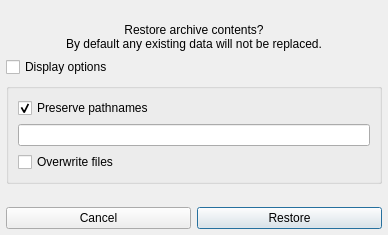
Above: restoredialog.ui from Tarsnap/tarsnap-gui before the change. Below: the same form after it.
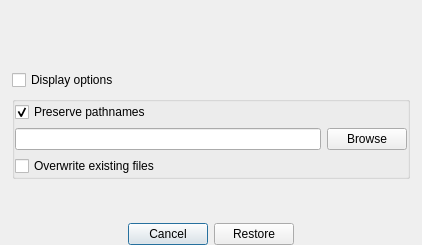
That is the form after the change. Icons and pictures are not drawn.

Commit message: Restore archive implementation.

Diff of the .ui file:
```diff
--- a/restoredialog.ui
+++ b/restoredialog.ui
@@ -6,12 +6,12 @@
    <rect>
     <x>0</x>
     <y>0</y>
-    <width>388</width>
-    <height>235</height>
+    <width>422</width>
+    <height>245</height>
    </rect>
   </property>
   <property name="windowTitle">
-   <string>Dialog</string>
+   <string>Restore archive</string>
   </property>
   <property name="styleSheet">
    <string notr="true">#RestoreDialog 
@@ -24,27 +24,53 @@
   </property>
   <layout class="QGridLayout" name="gridLayout">
    <property name="leftMargin">
-    <number>6</number>
+    <number>12</number>
    </property>
    <property name="topMargin">
-    <number>6</number>
+    <number>12</number>
    </property>
    <property name="rightMargin">
-    <number>6</number>
+    <number>12</number>
    </property>
    <property name="bottomMargin">
-    <number>6</number>
+    <number>0</number>
    </property>
    <item row="3" column="0" colspan="2">
     <widget class="QGroupBox" name="optionsGroupBox">
      <property name="title">
       <string/>
      </property>
-     <layout class="QVBoxLayout" name="verticalLayout">
-      <item>
-       <widget class="QCheckBox" name="presetPathsCheckBox">
+     <layout class="QGridLayout" name="gridLayout_2">
+      <property name="leftMargin">
+       <number>0</number>
+      </property>
+      <property name="topMargin">
+       <number>0</number>
+      </property>
+      <property name="rightMargin">
+       <number>0</number>
+      </property>
+      <property name="bottomMargin">
+       <number>0</number>
+      </property>
+      <item row="1" column="0">
+       <widget class="QLineEdit" name="chdirLineEdit">
         <property name="toolTip">
-         <string>Will extract to the specified dir if unchecked.</string>
+         <string>Will restore contents of the archive to the specified directory.</string>
+        </property>
+       </widget>
+      </item>
+      <item row="1" column="1">
+       <widget class="QPushButton" name="browseButton">
+        <property name="text">
+         <string>Browse</string>
+        </property>
+       </widget>
+      </item>
+      <item row="0" column="0" colspan="2">
+       <widget class="QCheckBox" name="preservePathsCheckBox">
+        <property name="toolTip">
+         <string>Will restore to the specified dir if unchecked.</string>
         </property>
         <property name="text">
          <string>Preserve pathnames</string>
@@ -54,17 +80,10 @@
         </property>
        </widget>
       </item>
-      <item>
-       <widget class="QLineEdit" name="chdirLineEdit">
-        <property name="toolTip">
-         <string>Will extract contents of the archive to the specified directory.</string>
-        </property>
-       </widget>
-      </item>
-      <item>
+      <item row="2" column="0" colspan="2">
        <widget class="QCheckBox" name="overwriteCheckBox">
         <property name="text">
-         <string>Overwrite files</string>
+         <string>Overwrite existing files</string>
         </property>
        </widget>
       </item>
@@ -77,7 +96,7 @@
       <enum>Qt::Vertical</enum>
      </property>
      <property name="sizeType">
-      <enum>QSizePolicy::Expanding</enum>
+      <enum>QSizePolicy::MinimumExpanding</enum>
      </property>
      <property name="sizeHint" stdset="0">
       <size>
@@ -87,8 +106,15 @@
      </property>
     </spacer>
    </item>
+   <item row="2" column="0" colspan="2">
+    <widget class="QCheckBox" name="displayOptionsCheckBox">
+     <property name="text">
+      <string>Display options</string>
+     </property>
+    </widget>
+   </item>
    <item row="1" column="0" colspan="2">
-    <widget class="QLabel" name="label">
+    <widget class="QLabel" name="infoLabel">
      <property name="sizePolicy">
       <sizepolicy hsizetype="Preferred" vsizetype="Preferred">
        <horstretch>0</horstretch>
@@ -96,38 +122,26 @@
       </sizepolicy>
      </property>
      <property name="text">
-      <string>Restore archive contents?
-By default any existing data will not be replaced.</string>
+      <string/>
+     </property>
+     <property name="textFormat">
+      <enum>Qt::RichText</enum>
      </property>
      <property name="alignment">
-      <set>Qt::AlignCenter</set>
+      <set>Qt::AlignLeading|Qt::AlignLeft|Qt::AlignVCenter</set>
      </property>
      <property name="wordWrap">
       <bool>true</bool>
      </property>
     </widget>
    </item>
-   <item row="5" column="1">
-    <widget class="QPushButton" name="pushButton">
-     <property name="text">
-      <string>Restore</string>
-     </property>
-    </widget>
-   </item>
-   <item row="5" column="0">
-    <widget class="QPushButton" name="pushButton_2">
-     <property name="text">
-      <string>Cancel</string>
-     </property>
-    </widget>
-   </item>
    <item row="0" column="0" colspan="2">
     <spacer name="verticalSpacer_2">
      <property name="orientation">
       <enum>Qt::Vertical</enum>
      </property>
      <property name="sizeType">
-      <enum>QSizePolicy::Expanding</enum>
+      <enum>QSizePolicy::MinimumExpanding</enum>
      </property>
      <property name="sizeHint" stdset="0">
       <size>
@@ -137,11 +151,65 @@
      </property>
     </spacer>
    </item>
-   <item row="2" column="0" colspan="2">
-    <widget class="QCheckBox" name="displayOptionsCheckBox">
-     <property name="text">
-      <string>Display options</string>
-     </property>
+   <item row="5" column="0" colspan="2">
+    <widget class="QWidget" name="widget" native="true">
+     <layout class="QHBoxLayout" name="horizontalLayout">
+      <property name="leftMargin">
+       <number>0</number>
+      </property>
+      <property name="topMargin">
+       <number>0</number>
+      </property>
+      <property name="rightMargin">
+       <number>0</number>
+      </property>
+      <property name="bottomMargin">
+       <number>0</number>
+      </property>
+      <item>
+       <spacer name="horizontalSpacer">
+        <property name="orientation">
+         <enum>Qt::Horizontal</enum>
+        </property>
+        <property name="sizeHint" stdset="0">
+         <size>
+          <width>0</width>
+          <height>20</height>
+         </size>
+        </property>
+       </spacer>
+      </item>
+      <item>
+       <widget class="QPushButton" name="cancelButton">
+        <property name="text">
+         <string>Cancel</string>
+        </property>
+        <property name="default">
+         <bool>true</bool>
+        </property>
+       </widget>
+      </item>
+      <item>
+       <widget class="QPushButton" name="restoreButton">
+        <property name="text">
+         <string>Restore</string>
+        </property>
+       </widget>
+      </item>
+      <item>
+       <spacer name="horizontalSpacer_2">
+        <property name="orientation">
+         <enum>Qt::Horizontal</enum>
+        </property>
+        <property name="sizeHint" stdset="0">
+         <size>
+          <width>0</width>
+          <height>20</height>
+         </size>
+        </property>
+       </spacer>
+      </item>
+     </layout>
     </widget>
    </item>
   </layout>
```
The commit also changes 9 other files.
